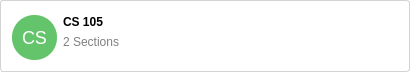
Old version of the form TurboGrade/ui/card.ui in the repository wassgha/TurboGrade.
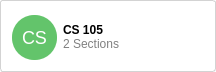
New version of the form.

Commit message: Started making cards generic

Diff of the .ui file:
```diff
--- a/TurboGrade/ui/card.ui
+++ b/TurboGrade/ui/card.ui
@@ -6,7 +6,7 @@
    <rect>
     <x>0</x>
     <y>0</y>
-    <width>410</width>
+    <width>216</width>
     <height>71</height>
    </rect>
   </property>
@@ -65,28 +65,13 @@
       <string/>
      </property>
      <property name="alignment">
-      <set>Qt::AlignLeading|Qt::AlignLeft|Qt::AlignTop</set>
+      <set>Qt::AlignLeading|Qt::AlignLeft|Qt::AlignVCenter</set>
      </property>
      <property name="flat">
       <bool>true</bool>
      </property>
-     <layout class="QFormLayout" name="formLayout">
-      <property name="fieldGrowthPolicy">
-       <enum>QFormLayout::AllNonFixedFieldsGrow</enum>
-      </property>
-      <property name="labelAlignment">
-       <set>Qt::AlignRight|Qt::AlignTrailing|Qt::AlignVCenter</set>
-      </property>
-      <property name="formAlignment">
-       <set>Qt::AlignLeading|Qt::AlignLeft|Qt::AlignTop</set>
-      </property>
-      <property name="horizontalSpacing">
-       <number>-1</number>
-      </property>
-      <property name="verticalSpacing">
-       <number>-1</number>
-      </property>
-      <item row="0" column="0">
+     <layout class="QHBoxLayout" name="horizontalLayout">
+      <item>
        <widget class="QLabel" name="logo">
         <property name="sizePolicy">
          <sizepolicy hsizetype="Fixed" vsizetype="Fixed">
@@ -114,11 +99,27 @@
         </property>
        </widget>
       </item>
-      <item row="0" column="1">
+      <item>
        <layout class="QVBoxLayout" name="verticalLayout">
+        <property name="spacing">
+         <number>0</number>
+        </property>
         <property name="leftMargin">
          <number>0</number>
         </property>
+        <item>
+         <spacer name="verticalSpacer">
+          <property name="orientation">
+           <enum>Qt::Vertical</enum>
+          </property>
+          <property name="sizeHint" stdset="0">
+           <size>
+            <width>20</width>
+            <height>40</height>
+           </size>
+          </property>
+         </spacer>
+        </item>
         <item>
          <widget class="QLabel" name="title">
           <property name="sizePolicy">
@@ -131,7 +132,7 @@
            <string>CS 105</string>
           </property>
           <property name="alignment">
-           <set>Qt::AlignLeading|Qt::AlignLeft|Qt::AlignTop</set>
+           <set>Qt::AlignLeading|Qt::AlignLeft|Qt::AlignVCenter</set>
           </property>
          </widget>
         </item>
@@ -147,12 +148,38 @@
            <string>2 Sections</string>
           </property>
           <property name="alignment">
-           <set>Qt::AlignLeading|Qt::AlignLeft|Qt::AlignTop</set>
+           <set>Qt::AlignLeading|Qt::AlignLeft|Qt::AlignVCenter</set>
           </property>
          </widget>
         </item>
+        <item>
+         <spacer name="verticalSpacer_2">
+          <property name="orientation">
+           <enum>Qt::Vertical</enum>
+          </property>
+          <property name="sizeHint" stdset="0">
+           <size>
+            <width>20</width>
+            <height>40</height>
+           </size>
+          </property>
+         </spacer>
+        </item>
        </layout>
       </item>
+      <item>
+       <spacer name="horizontalSpacer">
+        <property name="orientation">
+         <enum>Qt::Horizontal</enum>
+        </property>
+        <property name="sizeHint" stdset="0">
+         <size>
+          <width>40</width>
+          <height>20</height>
+         </size>
+        </property>
+       </spacer>
+      </item>
      </layout>
     </widget>
    </item>
```
The commit also changes 9 other files.
